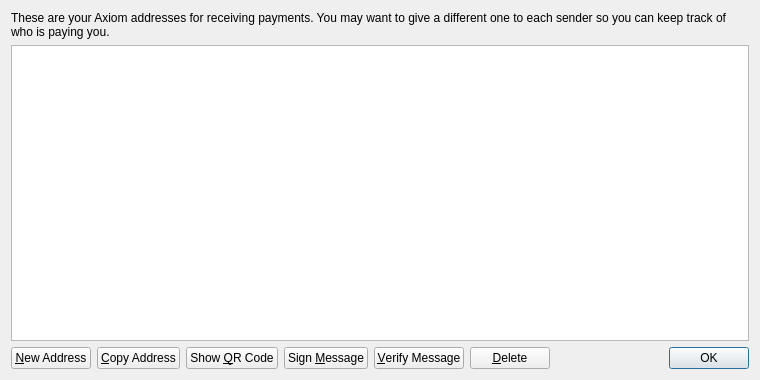
Qt form src/qt/forms/addressbookpage.ui (knotwork/axon) before a commit.
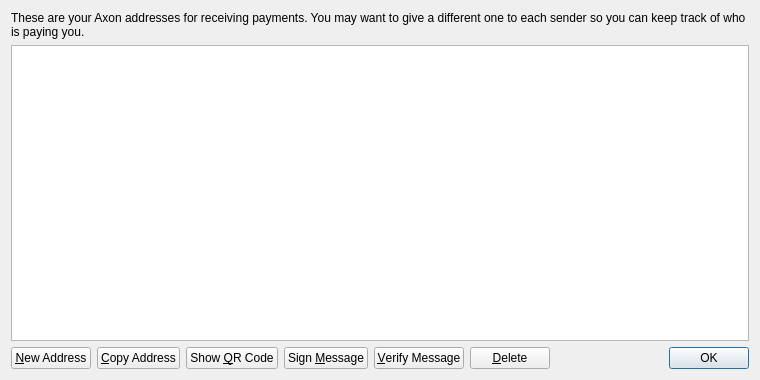
The same form after that commit.

Diff of the .ui file:
```diff
--- a/src/qt/forms/addressbookpage.ui
+++ b/src/qt/forms/addressbookpage.ui
@@ -17,7 +17,7 @@
    <item>
     <widget class="QLabel" name="labelExplanation">
      <property name="text">
-      <string>These are your Axiom addresses for receiving payments. You may want to give a different one to each sender so you can keep track of who is paying you.</string>
+      <string>These are your Axon addresses for receiving payments. You may want to give a different one to each sender so you can keep track of who is paying you.</string>
      </property>
      <property name="textFormat">
       <enum>Qt::PlainText</enum>
```
Left out of the diff: 4 changed lines with no effect on the pictures.
